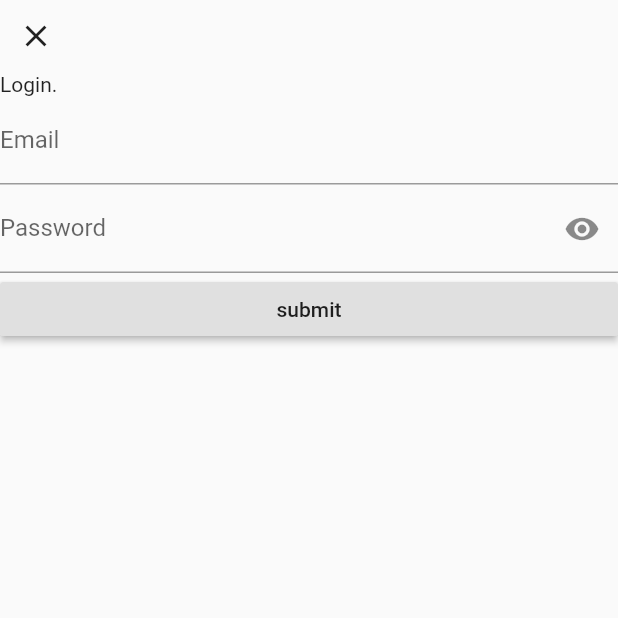
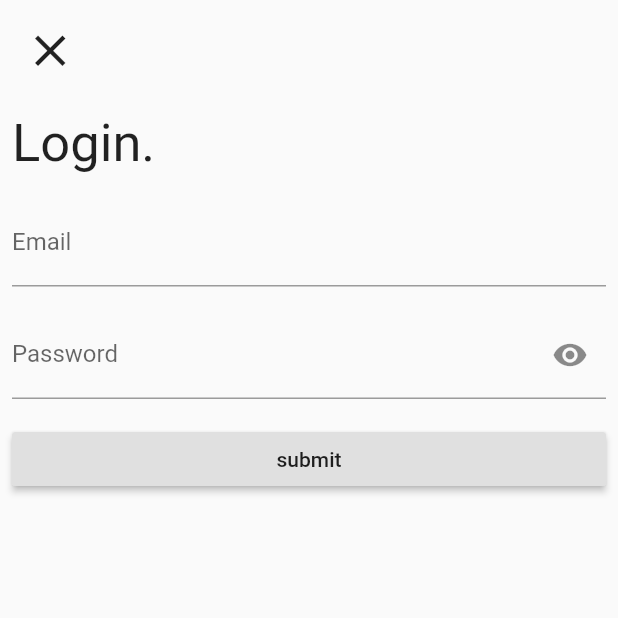
Before and after one commit to moak13/auth_app, a Flutter app: the LoginView screen opened by its route, on a phone screen of 412 x 824 dp, the top half of it. Run offline on Flutter 3.47's test engine with Material 2 defaults, Android fonts, the phone set to English and light mode, and no system bars; our stand-ins replace auto_route, data_connection_checker, equatable, floor, flutter_screenutil, get_it and 3 more; accounts and stored records are empty; statements that could not run were skipped.

Commit message:
a bit of bug fix at login logic

```diff
--- a/lib/data_source/local/data_local_data_source.dart
+++ b/lib/data_source/local/data_local_data_source.dart
@@ -31,8 +31,7 @@ class DataLocalDataSourceImpl implements DataLocalDataSource {
       final value = AuthModel.fromJson(json.encode(data));
       return Future.value(value);
     } else {
-      final authData = AuthModel.fromJson(data);
-      final value = AuthModel(id: authData.id, token: authData.token);
+      final value = AuthModel(id: 0, token: '');
       return Future.value(value);
     }
   }
--- a/lib/features/login/view/login_view.dart
+++ b/lib/features/login/view/login_view.dart
@@ -18,29 +18,43 @@ class _LoginViewState extends State<LoginView> {
     return ViewModelBuilder<LoginViewModel>.reactive(
         builder: (context, model, child) {
           return Scaffold(
-              body: Container(
+              body: SafeArea(
             child: ListView(
               children: <Widget>[
-                Align(
+                Padding(
+                  padding: const EdgeInsets.all(8.0),
+                  child: Align(
                     alignment: Alignment.topLeft,
                     child: IconButton(
                         icon: Icon(Icons.close),
+                        iconSize: 35,
                         onPressed: () {
                           model.popPage();
                         }),
                   ),
-                Text('Login.'),
-                TextField(
+                ),
+                Padding(
+                  padding: const EdgeInsets.all(8.0),
+                  child: Text('Login.', style: TextStyle(fontSize: 35)),
+                ),
+                Padding(
+                  padding: const EdgeInsets.all(8.0),
+                  child: TextField(
                     controller: ctrlEmail,
-                  decoration:
-                      InputDecoration(labelText: 'Email', hintText: 'email'),
+                    decoration: InputDecoration(
+                      labelText: 'Email',
+                      hintText: 'enter your email',
                     ),
-                TextField(
+                  ),
+                ),
+                Padding(
+                  padding: const EdgeInsets.all(8.0),
+                  child: TextField(
                     controller: ctrlPass,
                     obscureText: model.isPassword,
                     decoration: InputDecoration(
                         labelText: 'Password',
-                      hintText: 'password',
+                        hintText: 'enter your password',
                         suffixIcon: IconButton(
                             icon: model.isPassword
                                 ? Icon(Icons.visibility)
@@ -49,13 +63,23 @@ class _LoginViewState extends State<LoginView> {
                               model.toggle();
                             })),
                   ),
-                RaisedButton(
+                ),
+                Padding(
+                  padding: const EdgeInsets.all(8.0),
+                  child: RaisedButton(
                     onPressed: () {
-                    model.login(email: ctrlEmail.text, password: ctrlPass.text);
+                      model.login(
+                        email: ctrlEmail.text,
+                        password: ctrlPass.text,
+                      );
                     },
                     child: model.isBusy
-                      ? CircularProgressIndicator()
+                        ? Padding(
+                            padding: const EdgeInsets.all(8.0),
+                            child: CircularProgressIndicator(),
+                          )
                         : Text('submit'),
+                  ),
                 ),
               ],
             ),
--- a/lib/main.dart
+++ b/lib/main.dart
@@ -18,7 +18,7 @@ class MyApp extends StatelessWidget {
       debugShowCheckedModeBanner: false,
       title: 'Auth App',
       theme: ThemeData(
-        primarySwatch: Colors.blue,
+        primarySwatch: Colors.purple,
       ),
       navigatorKey: locator<NavigationService>().navigatorKey,
       initialRoute: Routes.splashView,
--- a/lib/services/login_service.dart
+++ b/lib/services/login_service.dart
@@ -25,8 +25,8 @@ class LoginServiceImpl implements LoginService {
         localDataSource.saveResponse(data: response);
         return Result(success: response);
       } on ServerException catch (err) {
-        print('because server error happened: ${err.toString()}');
-        return Result(error: ServerError(err.toString()));
+        print('because server error happened: ${err.message}');
+        return Result(error: ServerError(err.message));
       }
     } else {
       return Result(error: NoInternetError('No Internet Connection'));
--- a/lib/view_models/home_viewmodel.dart
+++ b/lib/view_models/home_viewmodel.dart
@@ -1,9 +1,9 @@
-import 'package:auth_app/data_source/local/data_local_data_source.dart';
-import 'package:auth_app/data_source/local/user_local_data_source.dart';
 import 'package:stacked/stacked.dart';
 import 'package:stacked_services/stacked_services.dart';
 
 import '../core/utils/result.dart';
+import '../data_source/local/data_local_data_source.dart';
+import '../data_source/local/user_local_data_source.dart';
 import '../locator.dart';
 import '../models/user_model.dart';
 import '../services/user_service.dart';
@@ -17,6 +17,8 @@ class HomeViewModel extends FutureViewModel<Result<UserModel>> {
   @override
   Future<Result<UserModel>> futureToRun() {
     final response = _userService.performUserFetch();
+    print('Checking response data from home view model');
+    print(response);
     return response;
   }
 
--- a/lib/view_models/splash_viewmodel.dart
+++ b/lib/view_models/splash_viewmodel.dart
@@ -15,7 +15,7 @@ class SplashViewModel extends BaseViewModel {
     final data = await pref.getResponse();
     print('checking...');
     print(data.id);
-    if (data.id == null) {
+    if (data.id == 0) {
       print('data is null');
       return navigationService.navigateTo('/welcome-view');
     } else {
```
Also changed, not shown: lib/core/utils/screen_util.dart (added, +25 -0 lines), lib/data_source/local/user_local_data_source.dart (+4 -5 lines), lib/features/signup/view/signup_view.dart (+14 -13 lines), lib/features/splash/view/splash_view.dart (+43 -2 lines), lib/view_models/login_viewmodel.dart (+3 -4 lines), 1 other file. Lines whose indentation alone changed are shown as unchanged.
